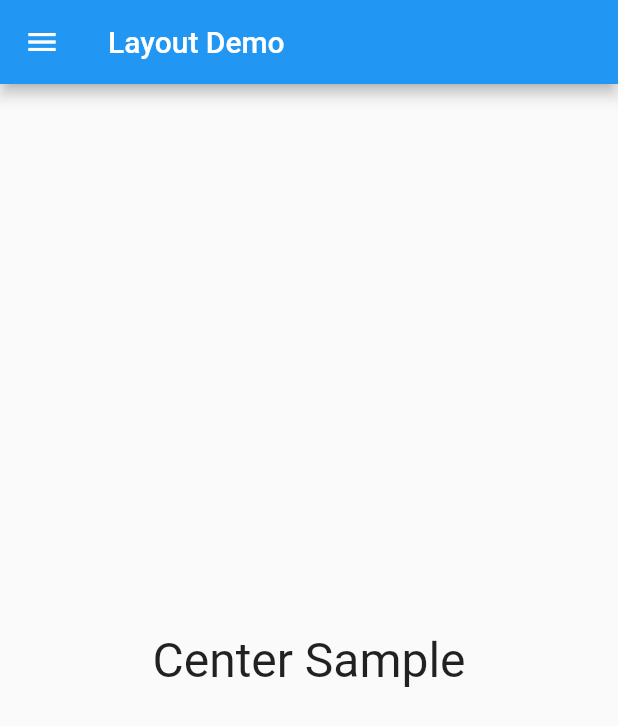
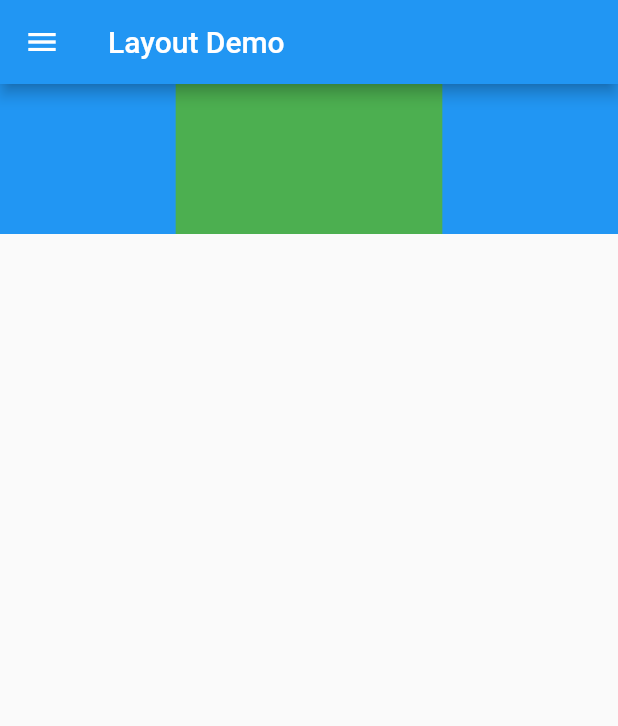
Before and after one commit to Kashiwara0205/-flutter-layout-sample, a Flutter app: the screen it shows after launch, in the side drawer, after a tap on "AspectRatio", on a phone screen of 412 x 824 dp. Shown: the top 726 px of the screen. Run offline on Flutter 3.47's test engine with Material 2 defaults, Android fonts, the phone set to English and light mode, and no system bars.

Commit message:
Add lib/aspcet_sample.dart

```diff
--- /dev/null
+++ b/lib/aspcet_sample.dart
@@ -0,0 +1,16 @@
+import 'package:flutter/material.dart';
+
+Widget createAspectSample(){
+  return Container(
+      color: Colors.blue,
+      alignment: Alignment.center,
+      width: double.infinity,
+      height: 100.0,
+      child: AspectRatio(
+        aspectRatio: 16 / 9,
+        child: Container(
+          color: Colors.green,
+        ),
+      ),
+    );
+}
--- a/lib/side_menu.dart
+++ b/lib/side_menu.dart
@@ -2,17 +2,20 @@ import 'package:flutter/material.dart';
 import 'center_sample.dart';
 import 'grid_view_sample.dart';
 import 'align_sample.dart';
+import 'aspcet_sample.dart';
 
 enum Page {
   centerSample,
   gridViewSample,
-  alignSample
+  alignSample,
+  aspectSample
 }
 
 final List<Widget> pageList = [
   createCenterSample(),
   createGridViewSample(),
-  createAlignSample()
+  createAlignSample(),
+  createAspectSample()
 ];
 
 class SideMenu extends StatefulWidget {
@@ -25,7 +28,7 @@ class SideMenu extends StatefulWidget {
 }
 
 class _State extends State<SideMenu> {
-  var  page = Page.centerSample.index;
+  var  page = Page.alignSample.index;
 
   @override
   Widget build(BuildContext context) {
@@ -58,7 +61,7 @@ class _State extends State<SideMenu> {
               ListTile(
                 title: const Text('AspectRatio'),
                 onTap: () {
-                  setState(() => page = 0);
+                  setState(() => page = Page.aspectSample.index);
                   Navigator.pop(context);
                 },
               ),
```
